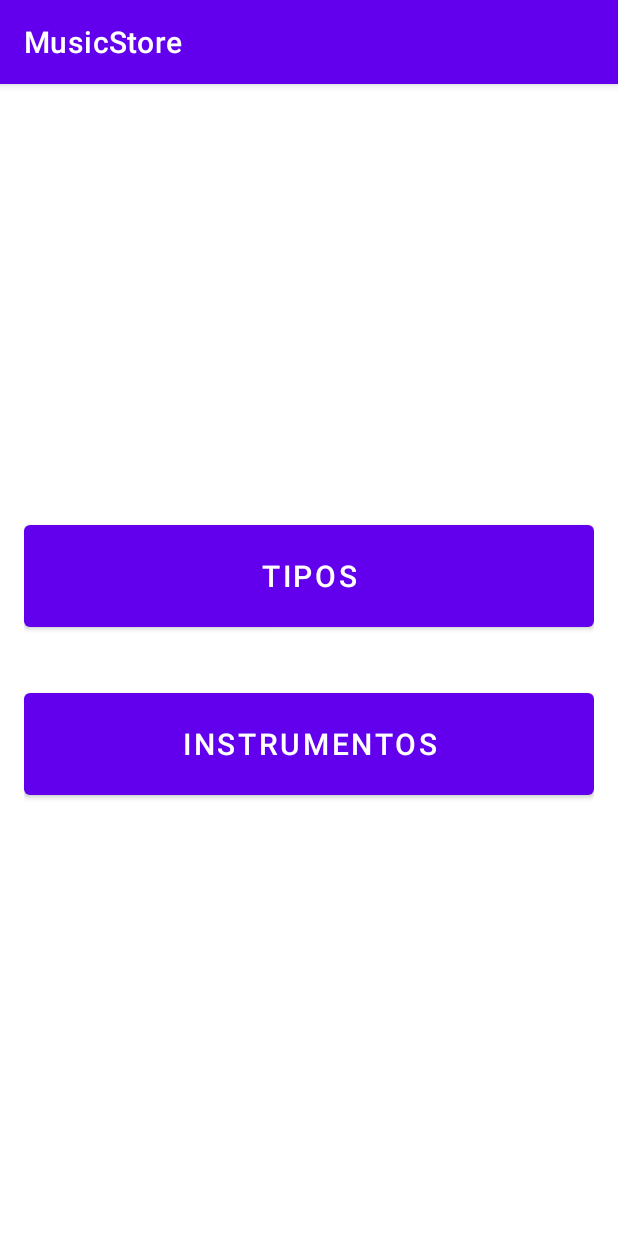
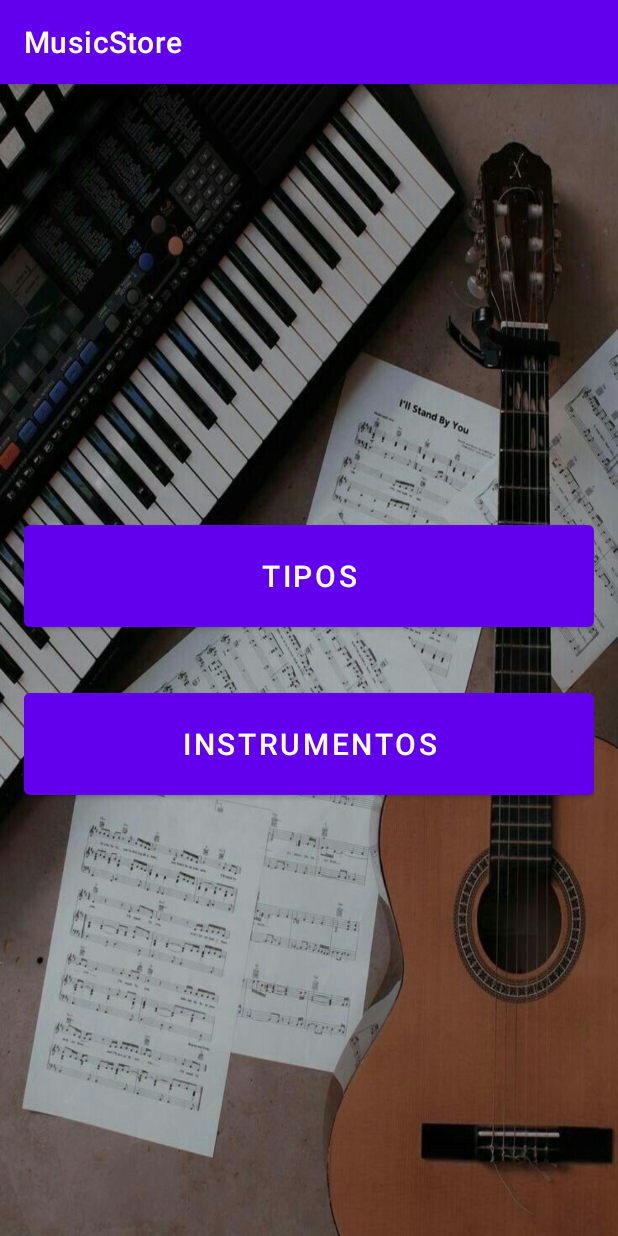
Before and after one commit to GabrielG-tech/MusicStore, an Android app: the screen it shows after launch (MainActivity), on a phone screen of 412 x 824 dp. Run offline under Robolectric (Android 15) with nearby library versions, the phone set to English and light mode, and no system bars; our stand-ins replace Room's generated code.

Commit message:
add_fundo_home

```diff
--- a/app/src/main/res/layout/fragment_home.xml
+++ b/app/src/main/res/layout/fragment_home.xml
@@ -4,6 +4,7 @@
     xmlns:tools="http://schemas.android.com/tools"
     android:layout_width="match_parent"
     android:layout_height="match_parent"
+    android:background="@drawable/img_teclado_violao"
     tools:context=".fragments.HomeFragment">
 
     <LinearLayout
--- a/app/src/main/res/layout/fragment_instrumentos.xml
+++ b/app/src/main/res/layout/fragment_instrumentos.xml
@@ -70,6 +70,7 @@
                 android:layout_height="wrap_content"
                 android:textSize="16sp"
                 android:layout_marginTop="2dp"
+                android:textStyle="bold"
                 android:layout_margin="4dp"
                 android:text="Instrumento" />
 
```
Also changed, not shown: app/src/main/res/drawable-v24/img_teclado_violao.jpg (added).
